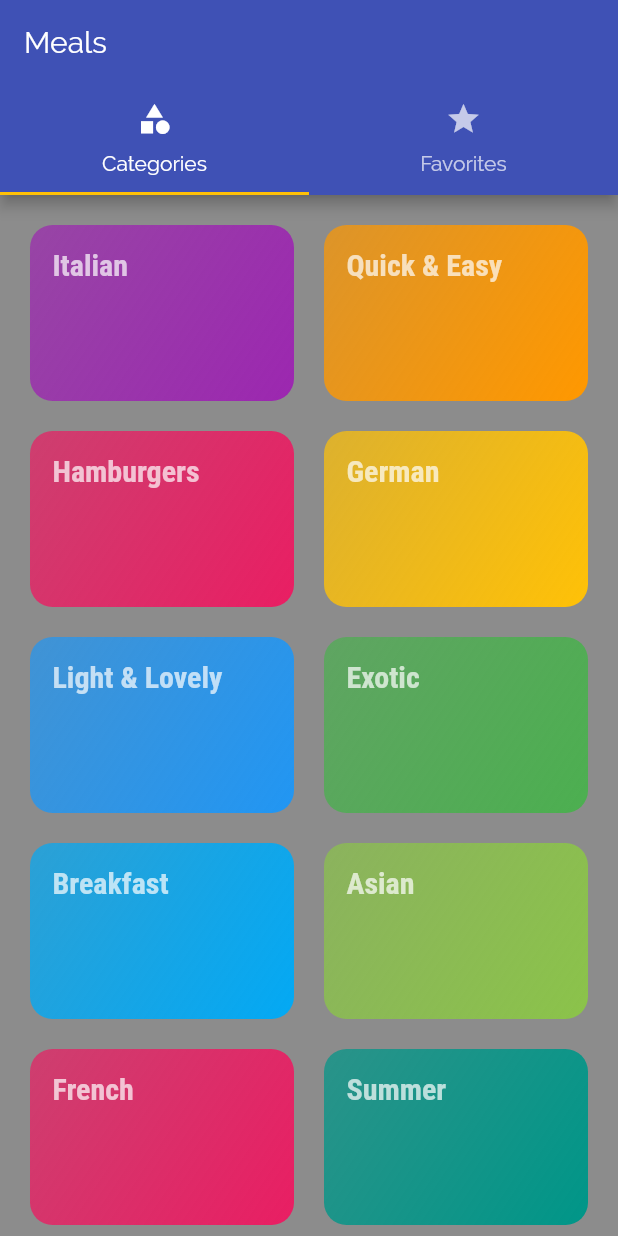
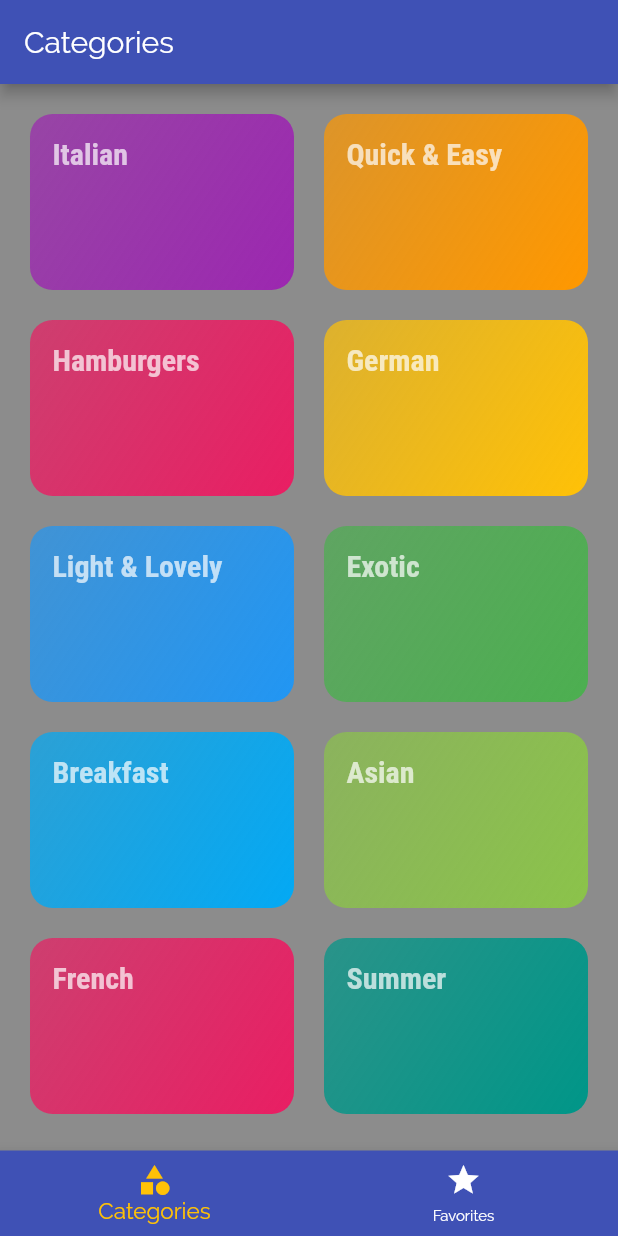
Before and after one commit to manlikeked1/Meal-App, a Flutter app: the screen it shows after launch, on a phone screen of 412 x 824 dp. Run offline on Flutter 3.47's test engine with Material 2 defaults, Android fonts, the phone set to English and light mode, and no system bars.

Commit message:
minor changes to the appBar

```diff
--- a/lib/main.dart
+++ b/lib/main.dart
@@ -3,7 +3,7 @@ import 'package:flutter/material.dart';
 import './screens/tabs_screen.dart';
 import './screens/meal_detail_page.dart';
 import './screens/category_meals_page.dart';
-import './screens/categories_page.dart';
+// import './screens/categories_page.dart';
 
 void main() => runApp(MyApp());
 
--- a/lib/screens/tabs_screen.dart
+++ b/lib/screens/tabs_screen.dart
@@ -1,6 +1,7 @@
 //This whole screen represents the homepage of the application.
 
 import 'package:flutter/material.dart';
+// import 'package:meal_app/screens/favorites_page.dart';
 
 import '../screens/favorites_page.dart';
 import '../screens/categories_page.dart';
@@ -11,31 +12,77 @@ class TabsScreen extends StatefulWidget {
 }
 
 class _TabsScreenState extends State<TabsScreen> {
+  final List<Map<String, dynamic>> _pages = [
+    {'page': CategoriesPage(), 'title': 'Categories'},
+    {'page': FavoritesPage(), 'title': 'Favorites Section'}
+  ];
+
+  int _selectedPageIndex = 0;
+
+  void _selectPage(int index) {
+    setState(() {
+      _selectedPageIndex = index;
+    });
+  }
+
   @override
   Widget build(BuildContext context) {
-    return DefaultTabController(
-      //This is responsible for adding a 'Tab Bar' at the top of the project, just beneath the appbar
-      length:
-          2, //This helps us to defiine the amount of tabs that we want in the project. Hence the number 2, which means that we want 2 tabs
-      initialIndex: 0,
-      child: Scaffold(
+    // This is for creating a tab bar that is creatred at the bottom of an application
+    return Scaffold(
         appBar: AppBar(
-            title: Text('Meals'),
-            bottom: TabBar(tabs: <Widget>[
-              Tab(
-                  icon: Icon(Icons.category),
-                  text:
-                      'Categories'), //This is responsible for the Categories tab. This feature is an inbuilt feature in flutter
-              Tab(
-                  icon: Icon(Icons.star),
-                  text:
-                      'Favorites'), //This is responsible for the Favorites tab. This feature is an inbuilt feature in flutter
-            ])),
-        body: TabBarView(children: <Widget>[
-          CategoriesPage(),
-          FavoritesPage()
-        ]), //Note: Always arrange the screens in the way in which you want them to be arranged. Let the arrangement here correspond with yur arrangement in yoor 'tab()' section above
-      ),
-    );
+          title: Text(_pages[_selectedPageIndex]['title']),
+        ),
+        body: _pages[_selectedPageIndex]['page'],
+        bottomNavigationBar: BottomNavigationBar(
+            onTap: _selectPage,
+            backgroundColor: Theme.of(context).primaryColor,
+            unselectedItemColor: Colors.white,
+            selectedItemColor: Theme.of(context).accentColor,
+            currentIndex: _selectedPageIndex,
+            selectedFontSize: 15,
+            unselectedFontSize: 10,
+            // type: BottomNavigationBarType.shifting,//For animation
+            items: [
+              BottomNavigationBarItem(
+                backgroundColor: Theme.of(context)
+                    .primaryColor, //Used when adding the animation 'shifting'
+                icon: Icon(Icons.category),
+                title: Text('Categories'),
+              ),
+              BottomNavigationBarItem(
+                backgroundColor: Theme.of(context)
+                    .primaryColor, //Used when adding the animation 'shifting'
+                icon: Icon(Icons.star),
+                title: Text('Favorites'),
+              )
+            ])
+
+        // This is for creating a tab bar that is creatred at the top of an application
+        // return DefaultTabController(
+        //This is responsible for adding a 'Tab Bar' at the top of the project, just beneath the appbar
+        // length:
+        // 2, //This helps us to defiine the amount of tabs that we want in the project. Hence the number 2, which means that we want 2 tabs
+        // initialIndex: 0,
+        // child: Scaffold(
+        //       appBar: AppBar(
+        //           title: Text('Meals'),
+        //           bottom: TabBar(tabs: <Widget>[
+        //             Tab(
+        //                 icon: Icon(Icons.category),
+        //                 text:
+        //                     'Categories'), //This is responsible for the Categories tab. This feature is an inbuilt feature in flutter
+        //             Tab(
+        //                 icon: Icon(Icons.star),
+        //                 text:
+        //                     'Favorites'), //This is responsible for the Favorites tab. This feature is an inbuilt feature in flutter
+        //           ])),
+        //       body: TabBarView(children: <Widget>[
+        //         CategoriesPage(),
+        //         FavoritesPage()
+        //       ]), //Note: Always arrange the screens in the way in which you want them to be arranged. Let the arrangement here correspond with yur arrangement in yoor 'tab()' section above
+        //     ),
+        //   );
+        // }
+        );
   }
 }
```
